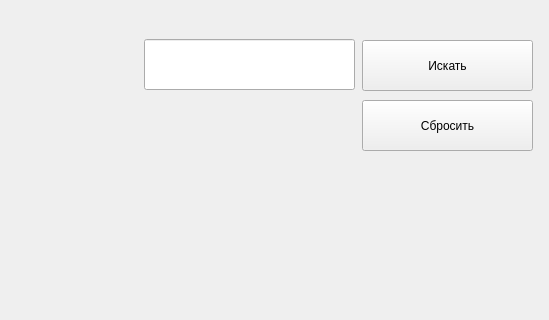
Above: kar.ui from maxijer/YandexMAP before the change; both pictures show x 488 to 1037 and y 0 to 320 of the 1037 by 700 pixel window. Below: the same form after it.
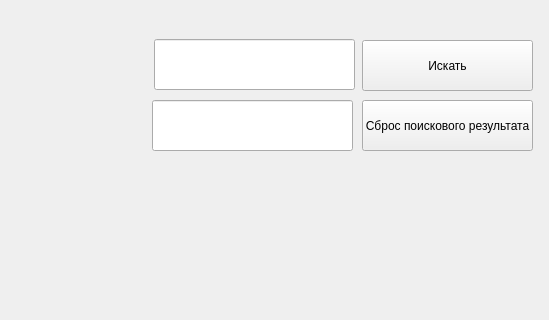
That is the form after the change.

What changed in the file:
```diff
--- a/kar.ui
+++ b/kar.ui
@@ -87,9 +87,9 @@
    <widget class="QLineEdit" name="lineEdit">
     <property name="geometry">
      <rect>
-      <x>632</x>
+      <x>642</x>
       <y>39</y>
-      <width>211</width>
+      <width>201</width>
       <height>51</height>
      </rect>
     </property>
@@ -117,7 +117,17 @@
      </rect>
     </property>
     <property name="text">
-     <string>Сбросить</string>
+     <string>Сброс поискового результата</string>
+    </property>
+   </widget>
+   <widget class="QLineEdit" name="lineEdit_2">
+    <property name="geometry">
+     <rect>
+      <x>640</x>
+      <y>100</y>
+      <width>201</width>
+      <height>51</height>
+     </rect>
     </property>
    </widget>
   </widget>
```
